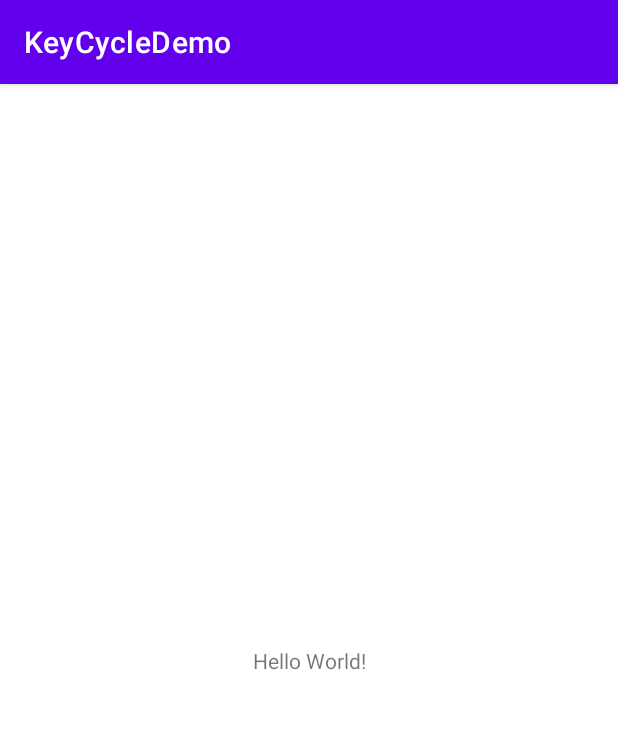
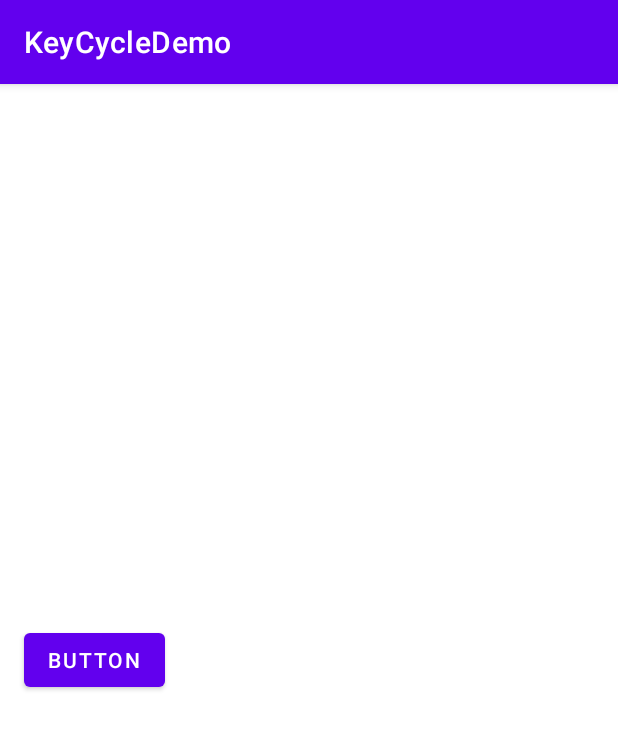
Before and after one commit to NetLSS/KeyCycleDemo, an Android app: the screen it shows after launch (MainActivity), on a phone screen of 412 x 824 dp. Shown: the top 729 px of the screen. Run offline under Robolectric (Android 15) with nearby library versions, the phone set to English and light mode, and no system bars.

Commit message:
Feat: 왼쪽 사이드에 버튼 추가

```diff
--- a/app/src/main/res/layout/activity_main.xml
+++ b/app/src/main/res/layout/activity_main.xml
@@ -7,14 +7,13 @@
     app:layoutDescription="@xml/activity_main_scene"
     tools:context=".MainActivity">
 
-    <TextView
-        android:id="@+id/textView"
+    <Button
+        android:id="@+id/button"
         android:layout_width="wrap_content"
         android:layout_height="wrap_content"
-        android:text="Hello World!"
+        android:layout_marginStart="16dp"
+        android:text="Button"
         app:layout_constraintBottom_toBottomOf="parent"
-        app:layout_constraintLeft_toLeftOf="parent"
-        app:layout_constraintRight_toRightOf="parent"
+        app:layout_constraintStart_toStartOf="parent"
         app:layout_constraintTop_toTopOf="parent" />
-
 </androidx.constraintlayout.motion.widget.MotionLayout>
```
